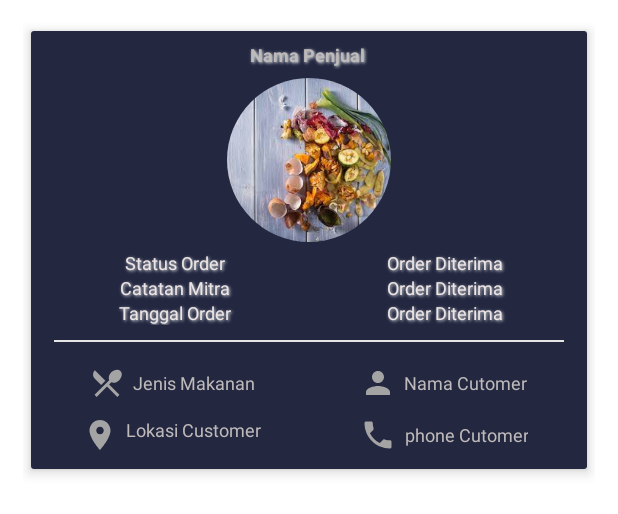
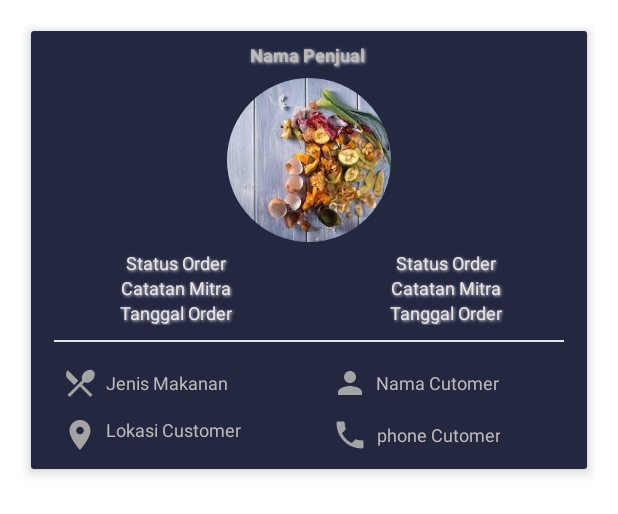
Before and after one commit to CindoddCindy/futrashMitra, an Android app: the layout confirmitem.xml on its own in the app's theme, with its tools: preview values and no code run, on a phone screen of 412 x 824 dp. Shown: the top 514 px of the screen. Run offline under Robolectric (Android 15) with nearby library versions, the phone set to English and light mode, and no system bars.

Commit message:
ubah layout confirm item

```diff
--- a/futrashMitraProject/app/src/main/res/layout/confirmitem.xml
+++ b/futrashMitraProject/app/src/main/res/layout/confirmitem.xml
@@ -74,6 +74,10 @@
                         android:layout_height="wrap_content"
                         android:orientation="horizontal">
                         <LinearLayout
+                            android:layout_marginLeft="12dp"
+                            android:layout_marginRight="10dp"
+                            android:layout_gravity="center"
+                            android:gravity="center"
                             android:layout_weight="1"
                             android:layout_width="match_parent"
                             android:layout_height="wrap_content"
@@ -100,7 +104,6 @@
                                 android:shadowRadius="2"
                                 android:shadowDx="1"
                                 android:shadowDy="1"
-
                                 android:textColor="#EDE5E5"
                                 android:text="Catatan Mitra"
                                 android:gravity="center"
@@ -116,7 +119,6 @@
                                 android:shadowRadius="2"
                                 android:shadowDx="1"
                                 android:shadowDy="1"
-
                                 android:textColor="#EDE5E5"
                                 android:text="Tanggal Order"
                                 android:gravity="center"
@@ -134,9 +136,11 @@
                         </LinearLayout>
 
                         <LinearLayout
-                            android:layout_marginLeft="10dp"
+                            android:layout_marginLeft="12dp"
                             android:layout_marginRight="10dp"
                             android:layout_weight="1"
+                            android:layout_gravity="center"
+                            android:gravity="center"
                             android:layout_width="match_parent"
                             android:layout_height="wrap_content"
                             android:orientation="vertical">
@@ -146,7 +150,7 @@
                                 android:shadowDx="1"
                                 android:shadowDy="1"
                                 android:textColor="#EDE5E5"
-                                android:text="Order Diterima"
+                                android:text="Status Order"
                                 android:gravity="center"
                                 android:textStyle="normal"
                                 android:textSize="12dp"
@@ -161,7 +165,7 @@
                                 android:shadowDx="1"
                                 android:shadowDy="1"
                                 android:textColor="#EDE5E5"
-                                android:text="Order Diterima"
+                                android:text="Catatan Mitra"
                                 android:gravity="center"
                                 android:textStyle="normal"
                                 android:textSize="12dp"
@@ -176,7 +180,7 @@
                                 android:shadowDx="1"
                                 android:shadowDy="1"
                                 android:textColor="#EDE5E5"
-                                android:text="Order Diterima"
+                                android:text="Tanggal Order"
                                 android:gravity="center"
                                 android:textStyle="normal"
                                 android:textSize="12dp"
@@ -240,8 +244,10 @@
 
 
                     <LinearLayout
-                        android:layout_gravity="center"
-                        android:gravity="center"
+                        android:layout_marginLeft="10dp"
+                        android:layout_marginRight="10dp"
+                        android:layout_gravity="left"
+                        android:gravity="left"
                         android:layout_width="match_parent"
                         android:layout_height="wrap_content"
                         android:orientation="vertical"
@@ -275,8 +281,10 @@
                     </LinearLayout>
 
                     <LinearLayout
-                        android:layout_gravity="center"
-                        android:gravity="center"
+                        android:layout_marginLeft="10dp"
+                        android:layout_marginRight="10dp"
+                        android:layout_gravity="left"
+                        android:gravity="left"
                         android:layout_width="match_parent"
                         android:layout_height="wrap_content"
                         android:orientation="vertical"
```
